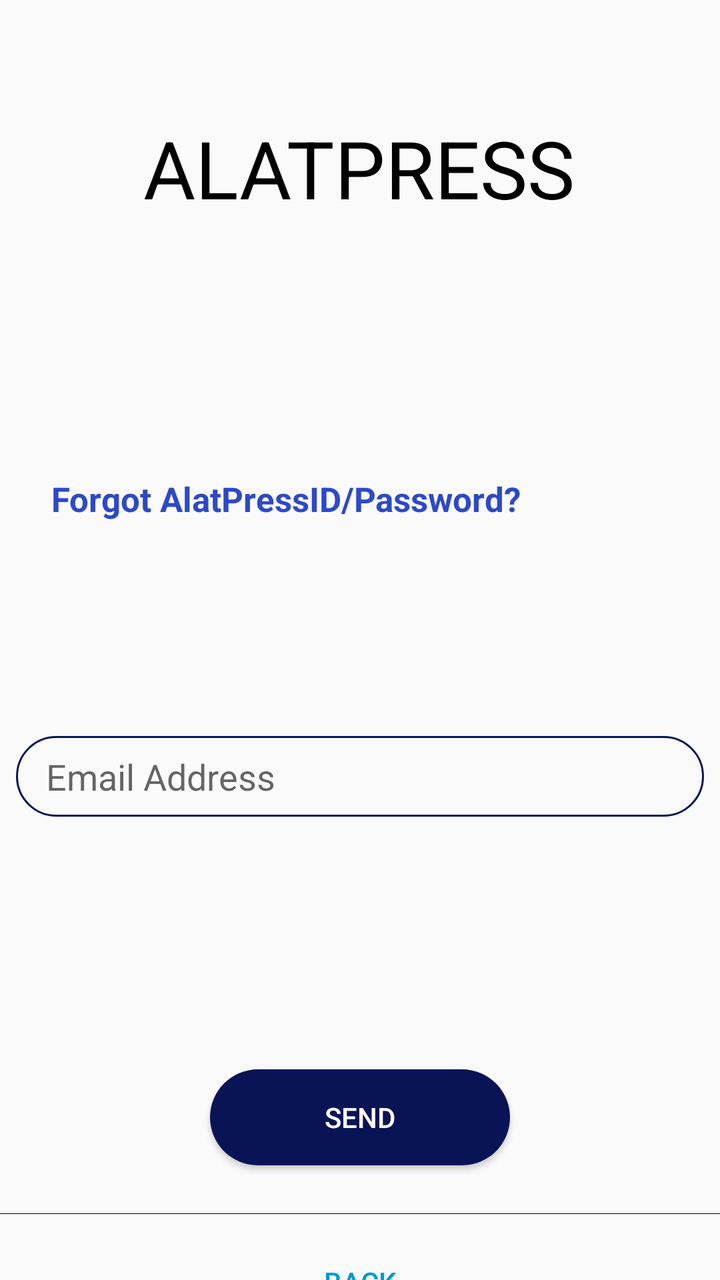
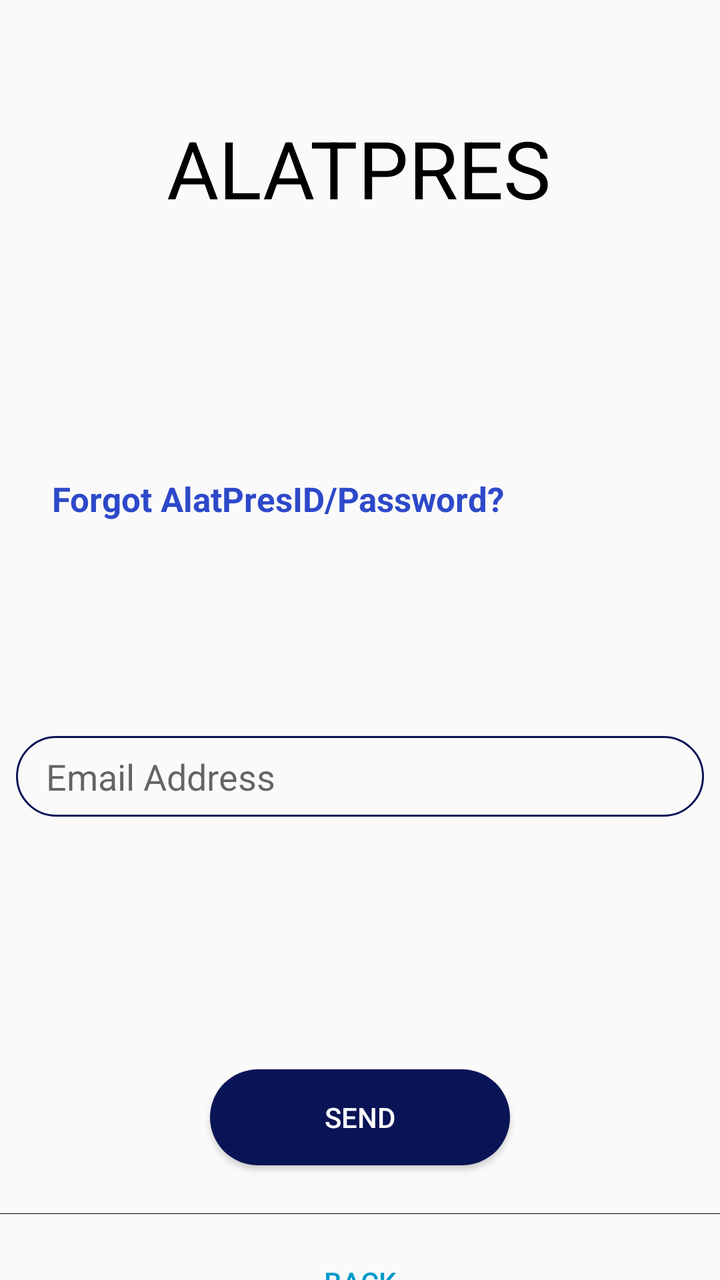

Two renders of the same Android screen: before a commit and after it. Below are the layout's source before the change and the commit's diff.
<!-- AndroidManifest.xml: application theme AppTheme -->
<!-- res/layout/activity_reset_password.xml -->
<?xml version="1.0" encoding="utf-8"?>


<androidx.core.widget.NestedScrollView xmlns:android="http://schemas.android.com/apk/res/android"
    xmlns:app="http://schemas.android.com/apk/res-auto"
    xmlns:tools="http://schemas.android.com/tools"
    android:layout_width="match_parent"
    android:layout_height="match_parent"
    tools:context=".ui.activity.LoginActivity">
    <androidx.constraintlayout.widget.ConstraintLayout
        android:layout_width="match_parent"
        android:layout_height="match_parent"
        android:layout_gravity="center">

        <TextView
            android:id="@+id/textView"
            android:layout_width="wrap_content"
            android:layout_height="match_parent"
            android:layout_marginStart="8dp"
            android:layout_marginEnd="8dp"
            android:layout_marginBottom="30dp"
            android:text="ALATPRESS"
            android:textColor="#000000"
            android:textSize="40dp"
            app:layout_constraintBottom_toTopOf="@+id/tv_forgot_password"
            app:layout_constraintEnd_toEndOf="parent"
            app:layout_constraintHorizontal_bias="0.496"
            app:layout_constraintStart_toStartOf="parent"
            app:layout_constraintTop_toTopOf="parent" />

        <EditText
            android:id="@+id/input_login_email"
            android:layout_width="match_parent"
            android:layout_height="wrap_content"
            android:layout_marginStart="8dp"
            android:layout_marginTop="10dp"
            android:layout_marginEnd="8dp"
            android:background="@drawable/input_shape"
            android:ems="10"
            android:hint="Email Address"
            android:inputType="textEmailAddress"
            app:layout_constraintBottom_toTopOf="@+id/btn_login"
            app:layout_constraintEnd_toEndOf="parent"
            app:layout_constraintHorizontal_bias="0.5"
            app:layout_constraintStart_toStartOf="parent"
            app:layout_constraintTop_toBottomOf="@+id/tv_forgot_password" />


        <TextView
            android:id="@+id/tv_forgot_password"
            android:layout_width="wrap_content"
            android:layout_height="wrap_content"
            android:layout_marginStart="8dp"
            android:layout_marginEnd="8dp"
            android:padding="15dp"
            android:text="Forgot AlatPressID/Password?"
            android:textColor="@color/color_url"
            android:textSize="17sp"
            android:textStyle="bold"
            app:layout_constraintBottom_toTopOf="@+id/input_login_email"
            app:layout_constraintEnd_toEndOf="parent"
            app:layout_constraintHorizontal_bias="0.035"
            app:layout_constraintStart_toStartOf="parent"
            app:layout_constraintTop_toBottomOf="@+id/textView" />

        <Button
            android:id="@+id/btn_login"
            android:layout_width="150dp"
            android:layout_height="wrap_content"
            android:layout_marginStart="8dp"
            android:layout_marginTop="44dp"
            android:layout_marginEnd="8dp"
            android:background="@drawable/button_shape"
            android:text="Send"
            android:textColor="@android:color/white"
            app:layout_constraintBottom_toBottomOf="parent"
            app:layout_constraintEnd_toEndOf="parent"
            app:layout_constraintHorizontal_bias="0.5"
            app:layout_constraintStart_toStartOf="parent"
            app:layout_constraintTop_toBottomOf="@+id/input_login_email" />

        <View
            android:id="@+id/view"
            android:layout_width="match_parent"
            android:layout_height="0.2dp"
            android:layout_marginStart="0dp"
            android:layout_marginTop="24dp"
            android:layout_marginEnd="0dp"
            android:background="@android:color/black"
            app:layout_constraintEnd_toEndOf="parent"
            app:layout_constraintStart_toStartOf="parent"
            app:layout_constraintTop_toBottomOf="@+id/btn_login" />

        <Button
            android:id="@+id/btn_back"
            android:layout_width="wrap_content"
            android:layout_height="wrap_content"
            android:layout_marginTop="10dp"
            android:background="@null"
            android:text="BACK"
            android:textColor="@android:color/holo_blue_dark"
            app:layout_constraintBottom_toBottomOf="parent"
            app:layout_constraintEnd_toEndOf="parent"
            app:layout_constraintHorizontal_bias="0.5"
            app:layout_constraintStart_toStartOf="parent"
            app:layout_constraintTop_toBottomOf="@+id/view"
            app:layout_constraintVertical_bias="1.0" />


    </androidx.constraintlayout.widget.ConstraintLayout>
</androidx.core.widget.NestedScrollView>
<!-- resources referenced by this layout -->
<resources>
  <color name="color_url">#2D49C9</color>
  <!-- drawable button_shape (drawable) -->
  <?xml version="1.0" encoding="utf-8"?>
  <shape xmlns:android="http://schemas.android.com/apk/res/android"
      android:shape="rectangle">
  
      <corners android:radius="25dp" />
  
      <solid android:color="@color/colorPrimary" />
  
  </shape>
  <!-- drawable input_shape (drawable) -->
  <?xml version="1.0" encoding="utf-8"?>
  <shape xmlns:android="http://schemas.android.com/apk/res/android"
      android:shape = "rectangle">
  
      <corners
          android:radius="20dp"/>
  
      <stroke
          android:width="1dp"
          android:color="@color/colorPrimary"/>
  
      <padding android:bottom="8dp"
          android:top="8dp"
          android:left="15dp"
          android:right="10dp"/>
  
  </shape>
  <style name="AppTheme" parent="Theme.AppCompat.Light.DarkActionBar">
          
          <item name="colorPrimary">@color/colorPrimary</item>
          <item name="colorPrimaryDark">@color/colorPrimaryDark</item>
          <item name="colorAccent">@color/colorAccent</item>
      </style>
  <color name="colorPrimary">#091456</color>
  <color name="colorPrimaryDark">#091456</color>
  <color name="colorAccent">#ff8528</color>
</resources>

<!-- the commit's change to res/layout/activity_reset_password.xml (unified diff, before → after) -->
@@ -19,7 +19,7 @@
             android:layout_marginStart="8dp"
             android:layout_marginEnd="8dp"
             android:layout_marginBottom="30dp"
-            android:text="ALATPRESS"
+            android:text="ALATPRES"
             android:textColor="#000000"
             android:textSize="40dp"
             app:layout_constraintBottom_toTopOf="@+id/tv_forgot_password"
@@ -53,7 +53,7 @@
             android:layout_marginStart="8dp"
             android:layout_marginEnd="8dp"
             android:padding="15dp"
-            android:text="Forgot AlatPressID/Password?"
+            android:text="Forgot AlatPresID/Password?"
             android:textColor="@color/color_url"
             android:textSize="17sp"
             android:textStyle="bold"
